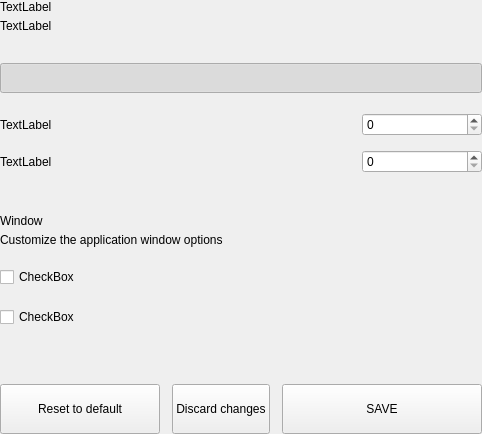
First picture: the form in src/qt/settings/forms/settingsmainoptionswidget.ui, repository eons-finance/ALQO, before the edit.
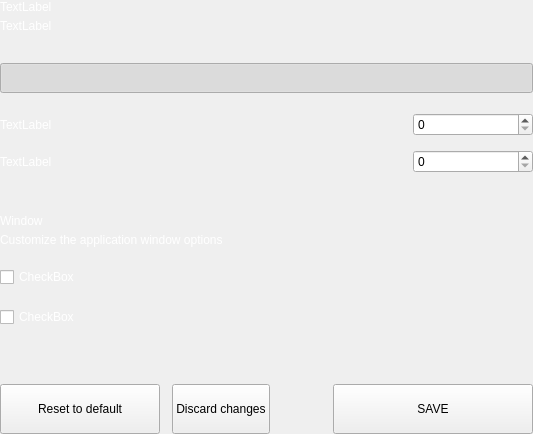
Second picture: the form after the edit.

Patch:
```diff
--- a/src/qt/settings/forms/settingsmainoptionswidget.ui
+++ b/src/qt/settings/forms/settingsmainoptionswidget.ui
@@ -6,7 +6,7 @@
    <rect>
     <x>0</x>
     <y>0</y>
-    <width>428</width>
+    <width>533</width>
     <height>434</height>
    </rect>
   </property>
@@ -61,6 +61,9 @@
             </property>
             <item>
              <widget class="QLabel" name="labelTitle">
+              <property name="styleSheet">
+               <string notr="true">color:white;</string>
+              </property>
               <property name="text">
                <string>TextLabel</string>
               </property>
@@ -68,6 +71,9 @@
             </item>
             <item>
              <widget class="QLabel" name="labelSubtitle1">
+              <property name="styleSheet">
+               <string notr="true">color:white;</string>
+              </property>
               <property name="text">
                <string>TextLabel</string>
               </property>
@@ -145,6 +151,9 @@
          <layout class="QHBoxLayout" name="horizontalLayout_2">
           <item>
            <widget class="QLabel" name="labelTitleSizeDb">
+            <property name="styleSheet">
+             <string notr="true">color:white;</string>
+            </property>
             <property name="text">
              <string>TextLabel</string>
             </property>
@@ -195,6 +204,9 @@
          <layout class="QHBoxLayout" name="horizontalThreads">
           <item>
            <widget class="QLabel" name="labelTitleThreads">
+            <property name="styleSheet">
+             <string notr="true">color:white;</string>
+            </property>
             <property name="text">
              <string>TextLabel</string>
             </property>
@@ -288,6 +300,9 @@
             </property>
             <item>
              <widget class="QLabel" name="labelTitleDown">
+              <property name="styleSheet">
+               <string notr="true">color:white;</string>
+              </property>
               <property name="text">
                <string>Window</string>
               </property>
@@ -295,6 +310,9 @@
             </item>
             <item>
              <widget class="QLabel" name="labelSubtitleDown">
+              <property name="styleSheet">
+               <string notr="true">color:white;</string>
+              </property>
               <property name="text">
                <string>Customize the application window options</string>
               </property>
@@ -325,6 +343,9 @@
         </item>
         <item>
          <widget class="QCheckBox" name="checkBoxMinTaskbar">
+          <property name="styleSheet">
+           <string notr="true">color:white;</string>
+          </property>
           <property name="text">
            <string>CheckBox</string>
           </property>
@@ -348,6 +369,9 @@
         </item>
         <item>
          <widget class="QCheckBox" name="checkBoxMinClose">
+          <property name="styleSheet">
+           <string notr="true">color:white;</string>
+          </property>
           <property name="text">
            <string>CheckBox</string>
           </property>
```
